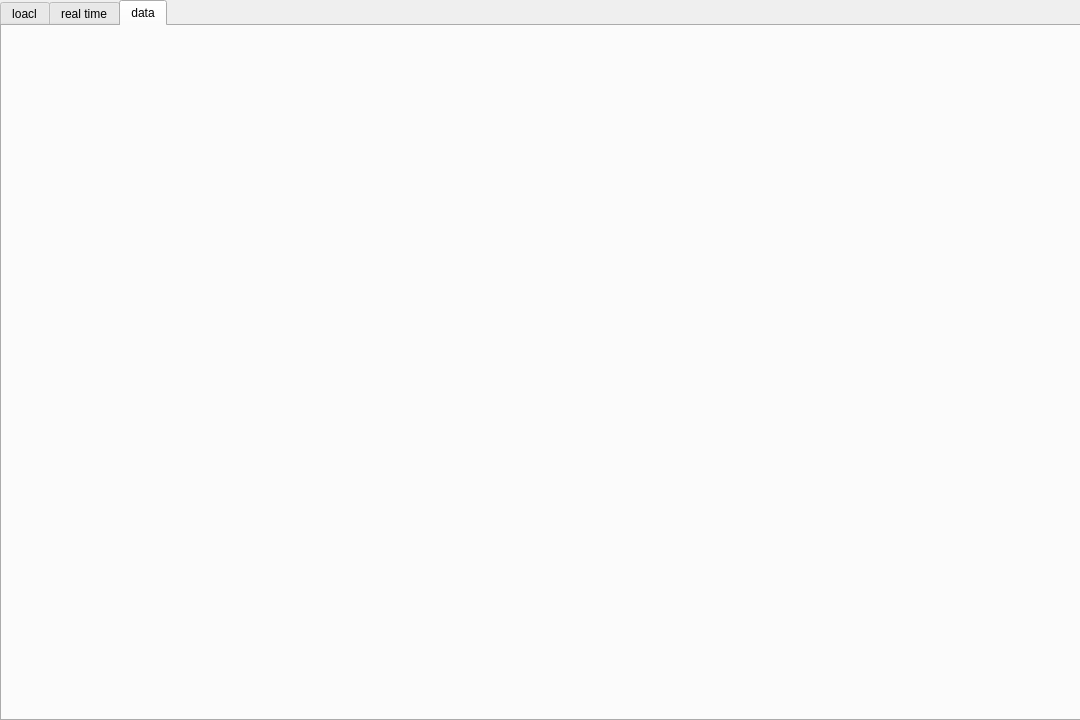
The window that frontend/design.ui (yulelanmei/test-qt-interface) describes before a commit, drawn with Qt 5.
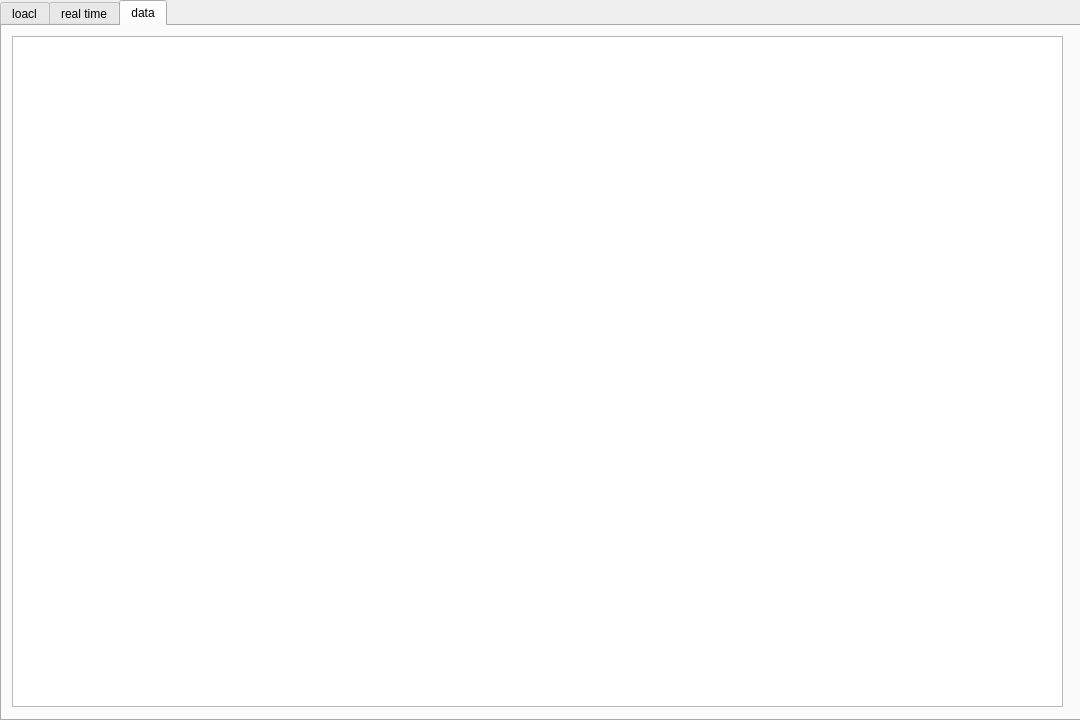
The same window after the commit. The open tabs and pages were chosen to show the change.

Commit message: update frontend/design.ui. add info_tableview

```diff
--- a/frontend/design.ui
+++ b/frontend/design.ui
@@ -187,6 +187,21 @@
      <attribute name="title">
       <string>data</string>
      </attribute>
+     <widget class="QWidget" name="verticalLayoutWidget">
+      <property name="geometry">
+       <rect>
+        <x>10</x>
+        <y>10</y>
+        <width>1051</width>
+        <height>671</height>
+       </rect>
+      </property>
+      <layout class="QVBoxLayout" name="verticalLayout">
+       <item>
+        <widget class="QTableView" name="info_tbview"/>
+       </item>
+      </layout>
+     </widget>
     </widget>
    </widget>
   </widget>
```
Left out of the diff: 2 changed lines with no effect on the pictures.
